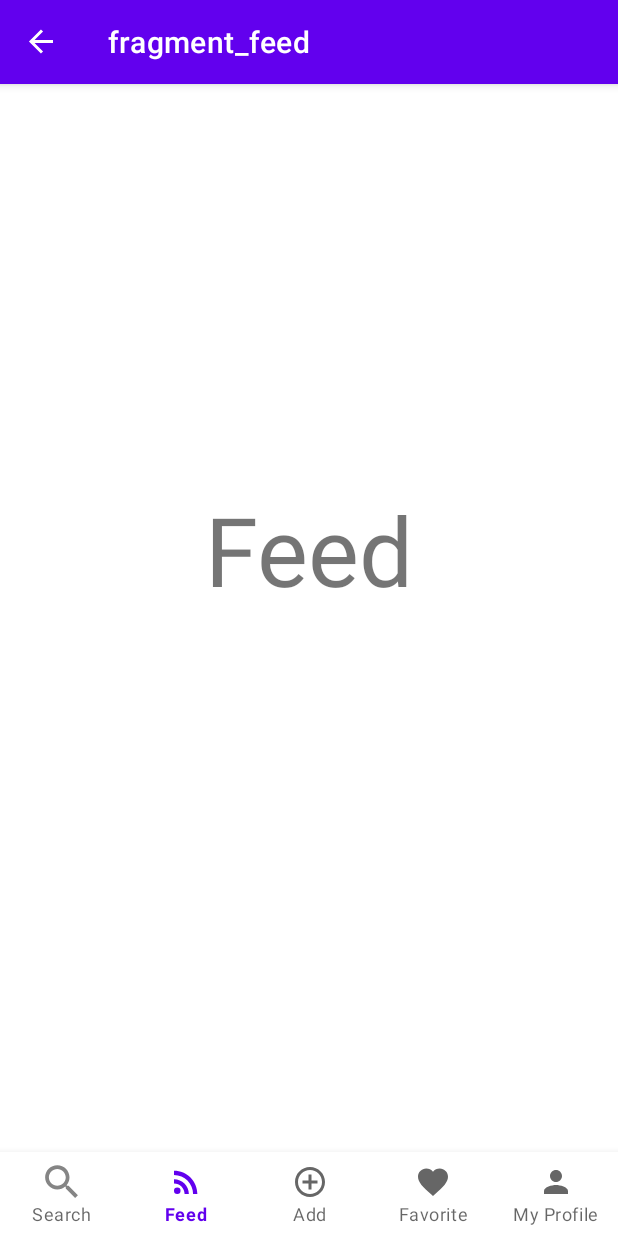
After one commit to kaylynnkk/FindAPotty, an Android app: the FeedFragment screen opened through its navigation route, on a phone screen of 412 x 824 dp. The commit adds this screen. Run offline under Robolectric (Android 15) with nearby library versions, the phone set to English and light mode, and no system bars; our stand-ins replace navigation-ui.

Commit message:
Switch layout structure to Navigation Graph

```diff
--- /dev/null
+++ b/app/src/main/java/com/example/findapotty/FeedFragment.java
@@ -0,0 +1,19 @@
+package com.example.findapotty;
+
+import android.os.Bundle;
+import android.view.LayoutInflater;
+import android.view.View;
+import android.view.ViewGroup;
+
+import androidx.annotation.NonNull;
+import androidx.annotation.Nullable;
+import androidx.fragment.app.Fragment;
+
+public class FeedFragment extends Fragment {
+
+    public View onCreateView(@NonNull LayoutInflater inflater, @Nullable ViewGroup container, @Nullable Bundle savedInstanceState) {
+
+        View rootView = inflater.inflate(R.layout.fragment_feed, container, false);
+        return rootView;
+    }
+}
--- /dev/null
+++ b/app/src/main/java/com/example/findapotty/LoginFragment.java
@@ -0,0 +1,27 @@
+package com.example.findapotty;
+
+import android.os.Bundle;
+import android.view.LayoutInflater;
+import android.view.View;
+import android.view.ViewGroup;
+
+import androidx.annotation.NonNull;
+import androidx.annotation.Nullable;
+import androidx.fragment.app.Fragment;
+import androidx.navigation.NavController;
+import androidx.navigation.Navigation;
+
+public class LoginFragment extends Fragment {
+    @Nullable
+    @Override
+    public View onCreateView(@NonNull LayoutInflater inflater, @Nullable ViewGroup container, @Nullable Bundle savedInstanceState) {
+        View rootView = inflater.inflate(R.layout.fragment_login, container, false);
+
+        rootView.findViewById(R.id.fl_login_in_button).setOnClickListener(view -> {
+            NavController controller = Navigation.findNavController(view);
+            controller.navigate(R.id.action_loginFragment2_to_nav_search);
+        });
+
+        return rootView;
+    }
+}
--- a/app/src/main/java/com/example/findapotty/MainActivity.java
+++ b/app/src/main/java/com/example/findapotty/MainActivity.java
@@ -1,57 +1,48 @@
 package com.example.findapotty;
 
 import android.os.Bundle;
-import android.util.Log;
-import android.view.MenuItem;
-import android.widget.EditText;
+import android.view.View;
 
 import androidx.annotation.NonNull;
+import androidx.annotation.Nullable;
 import androidx.appcompat.app.AppCompatActivity;
-import androidx.fragment.app.Fragment;
+import androidx.navigation.NavController;
+import androidx.navigation.NavDestination;
+import androidx.navigation.Navigation;
+import androidx.navigation.ui.AppBarConfiguration;
+import androidx.navigation.ui.NavigationUI;
 
-import com.google.android.gms.maps.SupportMapFragment;
 import com.google.android.material.bottomnavigation.BottomNavigationView;
 
-import java.util.Locale;
+public class MainActivity extends AppCompatActivity {
 
-public class MainActivity extends AppCompatActivity {
+    private NavController controller;
 
     protected void onCreate(Bundle savedInstanceState) {
         super.onCreate(savedInstanceState);
         setContentView(R.layout.activity_main);
+    }
+
+    @Override
+    protected void onStart() {
+        super.onStart();
+        controller = Navigation.findNavController(this, R.id.nav_host_fragment);
+        NavigationUI.setupActionBarWithNavController(this, controller);
 
         BottomNavigationView bottomNavigationView = findViewById(R.id.bottom_navigation);
-        bottomNavigationView.setOnItemReselectedListener(navListener);
+        NavigationUI.setupWithNavController(bottomNavigationView, controller);
 
-        // default selection
-        getSupportFragmentManager().beginTransaction().replace(R.id.fragment_container, new MapFragment()).commit();
+        controller.addOnDestinationChangedListener((navController, navDestination, bundle) -> {
+            if (navDestination.getId() == R.id.loginFragment2){
+                bottomNavigationView.setVisibility(View.GONE);
+            }else{
+                bottomNavigationView.setVisibility(View.VISIBLE);
+            }
+        });
     }
 
-    private BottomNavigationView.OnItemReselectedListener navListener =
-        new BottomNavigationView.OnItemReselectedListener() {
-            @Override
-            public void onNavigationItemReselected(@NonNull MenuItem item) {
-                Fragment selectedFragment = null;
-
-                switch (item.getItemId()) {
-                    case R.id.nav_search:
-                        selectedFragment = new MapFragment();
-                        break;
-                    case R.id.nav_feed:
-                        selectedFragment = null;
-                        break;
-                    case R.id.nav_add:
-                        selectedFragment = null;
-                        break;
-                    case R.id.nav_favorite:
-                        selectedFragment = null;
-                        break;
-                    case R.id.nav_profile:
-                        selectedFragment = null;
-                        break;
-                }
-
-                getSupportFragmentManager().beginTransaction().replace(R.id.fragment_container, selectedFragment).commit();
-            }
-        };
+    @Override
+    public boolean onSupportNavigateUp() {
+        return super.onSupportNavigateUp();
+    }
 }
--- a/app/src/main/res/layout/activity_main.xml
+++ b/app/src/main/res/layout/activity_main.xml
@@ -1,5 +1,4 @@
 <?xml version="1.0" encoding="utf-8"?>
-
 <androidx.constraintlayout.widget.ConstraintLayout xmlns:android="http://schemas.android.com/apk/res/android"
     xmlns:app="http://schemas.android.com/apk/res-auto"
     xmlns:tools="http://schemas.android.com/tools"
@@ -7,31 +6,17 @@
     android:layout_height="match_parent"
     tools:context=".MainActivity">
 
-
-    <!--fragment
-        android:id="@+id/map"
-        android:name="com.google.android.gms.maps.SupportMapFragment"
+    <androidx.fragment.app.FragmentContainerView
+        android:id="@+id/nav_host_fragment"
+        android:name="androidx.navigation.fragment.NavHostFragment"
         android:layout_width="0dp"
         android:layout_height="0dp"
+        app:defaultNavHost="true"
         app:layout_constraintBottom_toTopOf="@+id/bottom_navigation"
-        app:layout_constraintEnd_toEndOf="parent"
-        app:layout_constraintHorizontal_bias="0.0"
-        app:layout_constraintStart_toStartOf="parent"
-        app:layout_constraintTop_toBottomOf="@+id/search_bar"
-        app:layout_constraintVertical_bias="0.0"
-        tools:layout="@layout/fragment_map" /-->
-
-
-    <FrameLayout
-        android:id="@+id/fragment_container"
-        android:layout_width="0dp"
-        android:layout_height="0dp"
-        app:layout_constraintBottom_toTopOf="@+id/bottom_navigation"
-        app:layout_constraintEnd_toEndOf="parent"
-        app:layout_constraintStart_toStartOf="parent"
-        app:layout_constraintTop_toTopOf="parent">
-
-    </FrameLayout>
+        app:layout_constraintLeft_toLeftOf="parent"
+        app:layout_constraintRight_toRightOf="parent"
+        app:layout_constraintTop_toTopOf="parent"
+        app:navGraph="@navigation/overall_navigation" />
 
     <com.google.android.material.bottomnavigation.BottomNavigationView
         android:id="@+id/bottom_navigation"
--- a/app/src/main/res/layout/bottom_sheet_restroom_page.xml
+++ b/app/src/main/res/layout/bottom_sheet_restroom_page.xml
@@ -5,7 +5,8 @@
     xmlns:tools="http://schemas.android.com/tools"
     android:layout_width="match_parent"
     android:layout_height="match_parent"
-    app:layout_behavior="com.google.android.material.bottomsheet.BottomSheetBehavior">
+    app:layout_behavior="com.google.android.material.bottomsheet.BottomSheetBehavior"
+    tools:context=".RestroomPageBottomSheet">
 
     <RelativeLayout
         android:id="@+id/relativeLayout"
--- /dev/null
+++ b/app/src/main/res/layout/fragment_feed.xml
@@ -0,0 +1,21 @@
+<?xml version="1.0" encoding="utf-8"?>
+<androidx.constraintlayout.widget.ConstraintLayout xmlns:android="http://schemas.android.com/apk/res/android"
+    xmlns:app="http://schemas.android.com/apk/res-auto"
+    xmlns:tools="http://schemas.android.com/tools"
+    android:layout_width="match_parent"
+    android:layout_height="match_parent"
+    tools:context=".FeedFragment">
+
+    <TextView
+        android:id="@+id/textView"
+        android:layout_width="261dp"
+        android:layout_height="128dp"
+        android:text="Feed"
+        app:layout_constraintBottom_toBottomOf="parent"
+        app:layout_constraintEnd_toEndOf="parent"
+        app:layout_constraintStart_toStartOf="parent"
+        app:layout_constraintTop_toTopOf="parent"
+        app:layout_constraintVertical_bias="0.422"
+        android:textSize="64dp"
+        android:gravity="center"/>
+</androidx.constraintlayout.widget.ConstraintLayout>
--- /dev/null
+++ b/app/src/main/res/navigation/overall_navigation.xml
@@ -0,0 +1,40 @@
+<?xml version="1.0" encoding="utf-8"?>
+<navigation xmlns:android="http://schemas.android.com/apk/res/android"
+    xmlns:app="http://schemas.android.com/apk/res-auto"
+    xmlns:tools="http://schemas.android.com/tools"
+    android:id="@+id/overall_navigation"
+    app:startDestination="@id/loginFragment2">
+    <fragment
+        android:id="@+id/loginFragment2"
+        android:name="com.example.findapotty.LoginFragment"
+        android:label="fragment_login"
+        tools:layout="@layout/fragment_login">
+        <action
+            android:id="@+id/action_loginFragment2_to_nav_search"
+            app:destination="@id/nav_search" />
+    </fragment>
+    <fragment
+        android:id="@+id/nav_search"
+        android:name="com.example.findapotty.MapFragment"
+        android:label="fragment_map"
+        tools:layout="@layout/fragment_map" >
+        <action
+            android:id="@+id/action_mapFragment2_to_restroomPageBottomSheet2"
+            app:destination="@id/restroomPageBottomSheet2" />
+    </fragment>
+    <dialog
+        android:id="@+id/restroomPageBottomSheet2"
+        android:name="com.example.findapotty.RestroomPageBottomSheet"
+        android:label="bottom_sheet_restroom_page"
+        tools:layout="@layout/bottom_sheet_restroom_page" />
+    <fragment
+        android:id="@+id/nav_feed"
+        android:name="com.example.findapotty.FeedFragment"
+        android:label="fragment_feed"
+        tools:layout="@layout/fragment_feed" />
+    <fragment
+        android:id="@+id/nav_add"
+        android:name="com.example.findapotty.AddFragment"
+        android:label="fragment_add"
+        tools:layout="@layout/fragment_add" />
+</navigation>
```
Also changed, not shown: app/build.gradle (+9 -3 lines), app/src/main/java/com/example/findapotty/AddFragment.java (renamed from app/src/main/java/com/example/findapotty/SearchFragment.java, +6 -4 lines), app/src/main/java/com/example/findapotty/MapFragment.java (+7 -2 lines), app/src/main/java/com/example/findapotty/RestroomPageBottomSheet.java (+7 -9 lines), app/src/main/java/com/example/findapotty/RestroomReviewRecyclerViewAdaptor.java (+3 -4 lines), app/src/main/res/layout/fragment_add.xml (added, +21 -0 lines), app/src/main/res/layout/fragment_login.xml (added, +19 -0 lines).
